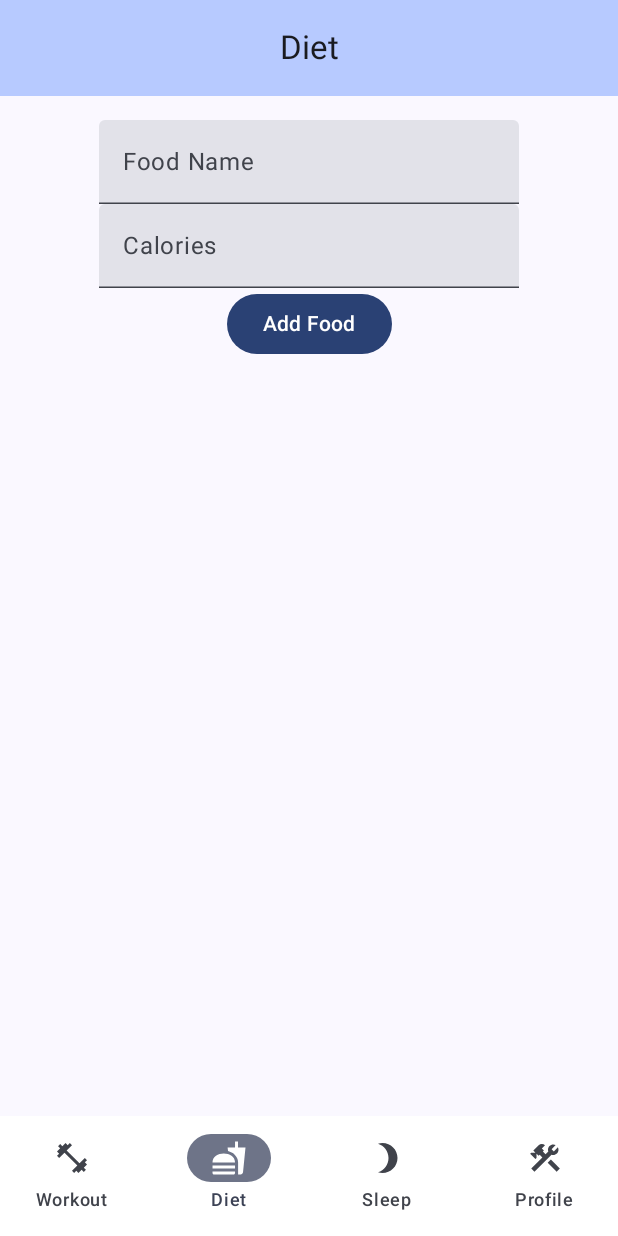
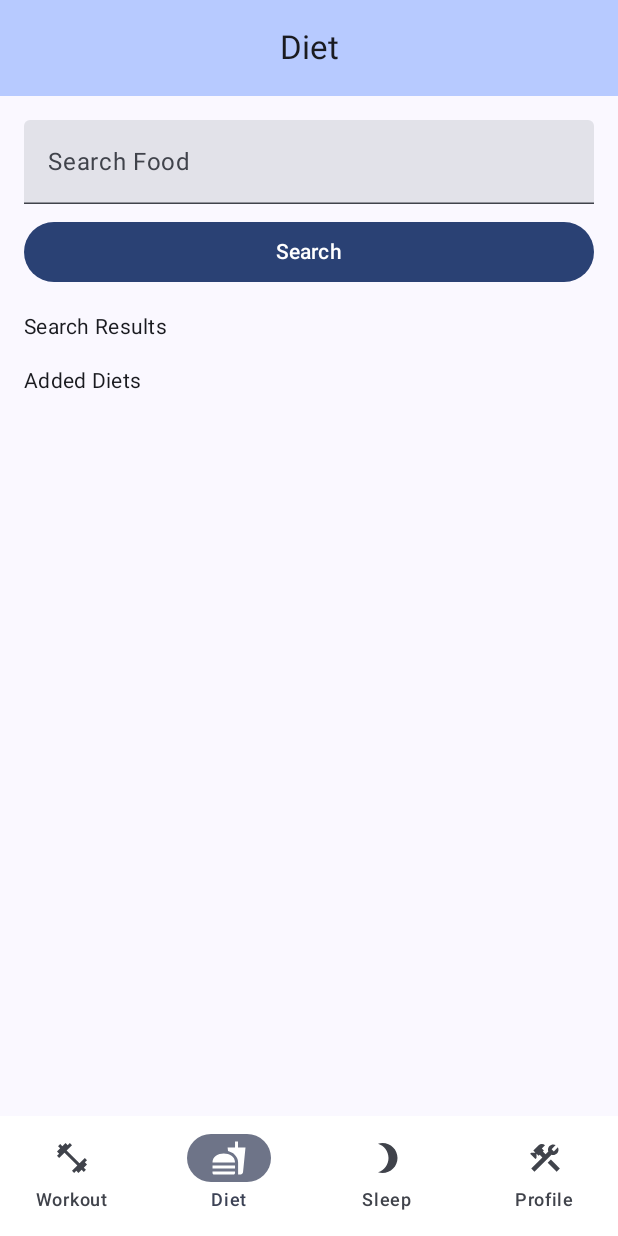
Before and after one commit to JooHyunPark-JP/HealthFusion, an Android app built with Jetpack Compose: the DietScreen screen opened through its navigation route, on a phone screen of 412 x 824 dp. Run offline under Robolectric (Android 15) with nearby library versions, the phone set to English and light mode, and no system bars; our stand-ins replace Dagger/Hilt's generated code, Firebase (no records; nobody signed in at launch, a user with empty details on screens opened directly).

Commit message:
Ktor, Kotlinx,Serlization, openfoodfacts API basic settings

```diff
--- a/app/build.gradle.kts
+++ b/app/build.gradle.kts
@@ -107,11 +107,11 @@ dependencies {
     implementation(libs.ktor.server.netty)
     implementation(libs.ktor.client.core)
     implementation(libs.ktor.client.cio)
-    implementation(libs.ktor.server.netty)
     implementation(libs.ktor.client.negotiation)
+    implementation(libs.ktor.json)
 
     //Kotlinx-serilization
-    //  implementation(libs.kotlinx.serialization)
+    implementation(libs.kotlinx.serialization)
 
     //Test
     testImplementation(libs.junit)
--- a/app/src/main/java/com/example/healthfusion/healthFusionMainFunction/dietTracking/ui/DietScreen.kt
+++ b/app/src/main/java/com/example/healthfusion/healthFusionMainFunction/dietTracking/ui/DietScreen.kt
@@ -1,11 +1,16 @@
 package com.example.healthfusion.healthFusionMainFunction.dietTracking.ui
 
 import androidx.compose.foundation.layout.Column
+import androidx.compose.foundation.layout.Spacer
 import androidx.compose.foundation.layout.fillMaxSize
+import androidx.compose.foundation.layout.fillMaxWidth
+import androidx.compose.foundation.layout.height
 import androidx.compose.foundation.layout.padding
 import androidx.compose.foundation.lazy.LazyColumn
 import androidx.compose.foundation.lazy.items
 import androidx.compose.material3.Button
+import androidx.compose.material3.Card
+import androidx.compose.material3.MaterialTheme
 import androidx.compose.material3.Text
 import androidx.compose.material3.TextField
 import androidx.compose.runtime.Composable
@@ -21,38 +26,59 @@ import androidx.compose.ui.unit.dp
 
 @Composable
 fun DietScreen(viewModel: DietViewModel, modifier: Modifier = Modifier) {
+    var searchQuery by remember { mutableStateOf("") }
+  //  val searchResults by viewModel.searchResults.collectAsState()
     val diets by viewModel.diets.collectAsState()
 
-    var name by remember { mutableStateOf("") }
-    var calories by remember { mutableStateOf("") }
-
     Column(
-        modifier = Modifier
+        modifier = modifier
             .fillMaxSize()
-            .padding(top = 16.dp),
-        horizontalAlignment = Alignment.CenterHorizontally
+            .padding(16.dp)
     ) {
         TextField(
-            value = name,
-            onValueChange = { name = it },
-            label = { Text("Food Name") })
-        TextField(
-            value = calories,
-            onValueChange = { calories = it },
-            label = { Text("Calories") })
+            value = searchQuery,
+            onValueChange = { searchQuery = it },
+            label = { Text("Search Food") },
+            modifier = Modifier.fillMaxWidth()
+        )
 
-        Button(onClick = {
+        Spacer(modifier = Modifier.height(8.dp))
 
-            viewModel.addDiet(name = name, calories = calories.toInt())
-        }) {
-            Text("Add Food")
+        Button(
+            onClick = { /*viewModel.searchFood(searchQuery)*/ },
+            modifier = Modifier.fillMaxWidth()
+        ) {
+            Text("Search")
         }
 
+        Spacer(modifier = Modifier.height(16.dp))
+
+        // 검색 결과 리스트
+        Text("Search Results", style = MaterialTheme.typography.bodyMedium)
+/*        LazyColumn {
+            items(searchResults) { diet ->
+                Card(
+                    modifier = Modifier
+                        .fillMaxWidth()
+                        .padding(vertical = 4.dp),
+                ) {
+                    Column(modifier = Modifier.padding(16.dp)) {
+                        Text("Name: ${diet.name}")
+                        Text("Calories: ${diet.calories} kcal")
+                        Button(onClick = { viewModel.addDiet(diet.name, diet.calories) }) {
+                            Text("Add")
+                        }
+                    }
+                }
+            }
+        }*/
+
+        Spacer(modifier = Modifier.height(16.dp))
+
+        Text("Added Diets", style = MaterialTheme.typography.bodyMedium)
         LazyColumn {
             items(diets) { diet ->
-                Text(
-                    text = "Food: ${diet.name}, Calories: ${diet.calories}"
-                )
+                Text("${diet.name} - ${diet.calories} kcal")
             }
         }
     }
--- a/app/src/main/java/com/example/healthfusion/healthFusionMainFunction/dietTracking/ui/DietViewModel.kt
+++ b/app/src/main/java/com/example/healthfusion/healthFusionMainFunction/dietTracking/ui/DietViewModel.kt
@@ -8,6 +8,7 @@ import com.example.healthfusion.healthFusionMainFunction.dietTracking.data.Diet
 import com.example.healthfusion.healthFusionMainFunction.dietTracking.data.DietDao
 import com.example.healthfusion.healthFusionMainFunction.dietTracking.data.toDTO
 import com.example.healthfusion.healthFusionMainFunction.dietTracking.data.toEntity
+import com.example.healthfusion.healthFusionMainFunction.dietTracking.di.DietRepository
 import com.example.healthfusion.util.DateFormatter
 import com.example.healthfusion.util.NetworkHelper
 import dagger.hilt.android.lifecycle.HiltViewModel
@@ -26,7 +27,8 @@ class DietViewModel @Inject constructor(
     private val dietDao: DietDao,
     private val firestoreRepository: FirestoreRepository,
     private val networkHelper: NetworkHelper,
-    private val dateFormatter: DateFormatter
+    private val dateFormatter: DateFormatter,
+    private val dietRepository: DietRepository
 ) : ViewModel() {
 
     private val _userId = MutableStateFlow<String?>(null)
@@ -37,6 +39,17 @@ class DietViewModel @Inject constructor(
             dietDao.getDietForUser(it)
         } ?: flowOf(emptyList())
     }.stateIn(viewModelScope, SharingStarted.Lazily, emptyList())
+
+    private val _searchResults = MutableStateFlow<List<Diet>>(emptyList())
+    val searchResults: StateFlow<List<Diet>> = _searchResults
+
+    fun searchFood(query: String) {
+        viewModelScope.launch {
+            val results = dietRepository.searchFood(query)
+            _searchResults.value = results
+        }
+    }
+
 
     fun addDiet(name: String, calories: Int) {
         viewModelScope.launch {
@@ -129,4 +142,6 @@ class DietViewModel @Inject constructor(
         syncUnsyncedDiets()
         syncDietFromFirestore()
     }
+
+
 }
--- a/gradle/libs.versions.toml
+++ b/gradle/libs.versions.toml
@@ -20,7 +20,7 @@ googleFirebaseBom = "33.1.2"
 composeCalendar = "1.3.0"
 composeChartEhsannarmani = "0.0.14"
 kTor = "3.0.2"
-kotlinxSerialization = "v1.8.0-RC"
+kotlinxSerialization = "1.6.3"
 kotlinxSerializationPlugin = "1.9.25"
 
 
@@ -68,8 +68,10 @@ ktor-server-netty = {group = "io.ktor", name = "ktor-server-netty", version.ref
 ktor-client-core = {group = "io.ktor", name = "ktor-client-core", version.ref = "kTor"}
 ktor-client-cio = {group = "io.ktor", name = "ktor-client-cio", version.ref = "kTor"}
 ktor-client-negotiation = {group = "io.ktor", name = "ktor-client-content-negotiation", version.ref = "kTor"}
+ktor-json = {group = "io.ktor", name = "ktor-serialization-kotlinx-json", version.ref = "kTor"}
 
-kotlinx-serialization = {group = "org.jetbrains", name = "kotlinx:kotlinx-serialization-json", version.ref = "kotlinxSerialization"}
+kotlinx-serialization = {group = "org.jetbrains.kotlinx", name = "kotlinx-serialization-json", version.ref = "kotlinxSerialization"}
+
 
 
 [plugins]
```
Also changed, not shown: app/src/main/java/com/example/healthfusion/healthFusionMainFunction/dietTracking/data/FoodSearchResponse.kt (added, +22 -0 lines), app/src/main/java/com/example/healthfusion/healthFusionMainFunction/dietTracking/di/DietRepository.kt (added, +29 -0 lines), app/src/main/java/com/example/healthfusion/healthFusionMainFunction/dietTracking/di/NetworkModule.kt (added, +26 -0 lines), app/src/main/java/com/example/healthfusion/healthFusionMainFunction/dietTracking/network/ApiClient.kt (added, +20 -0 lines), app/src/main/java/com/example/healthfusion/healthFusionMainFunction/dietTracking/network/OpenFoodFactsApi.kt (added, +20 -0 lines).
